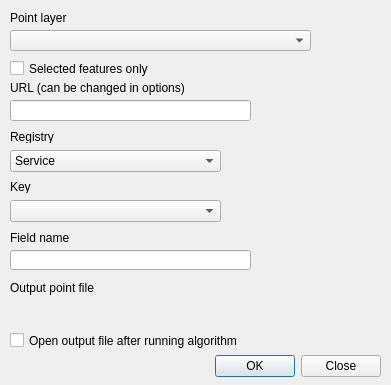
Before: the Qt Designer form GeoContextQGISPlugin_processing_dialog_base.ui in kartoza/GeoContextQGISPlugin, drawn with Qt 5.
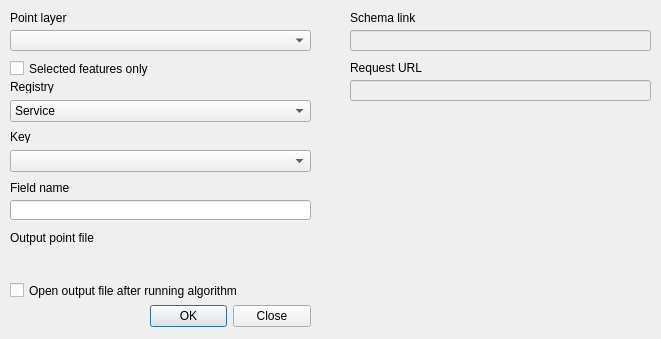
After: the same form once the commit is applied. Custom widgets are drawn as their Qt base class.

```diff
--- a/GeoContextQGISPlugin_processing_dialog_base.ui
+++ b/GeoContextQGISPlugin_processing_dialog_base.ui
@@ -6,8 +6,8 @@
    <rect>
     <x>0</x>
     <y>0</y>
-    <width>391</width>
-    <height>385</height>
+    <width>661</width>
+    <height>339</height>
    </rect>
   </property>
   <property name="windowTitle">
@@ -16,9 +16,9 @@
   <widget class="QDialogButtonBox" name="buttonBox">
    <property name="geometry">
     <rect>
-     <x>40</x>
-     <y>350</y>
-     <width>341</width>
+     <x>150</x>
+     <y>300</y>
+     <width>161</width>
      <height>32</height>
     </rect>
    </property>
@@ -69,7 +69,7 @@
    <property name="geometry">
     <rect>
      <x>10</x>
-     <y>300</y>
+     <y>250</y>
      <width>301</width>
      <height>27</height>
     </rect>
@@ -82,7 +82,7 @@
    <property name="geometry">
     <rect>
      <x>10</x>
-     <y>280</y>
+     <y>230</y>
      <width>101</width>
      <height>16</height>
     </rect>
@@ -95,7 +95,7 @@
    <property name="geometry">
     <rect>
      <x>10</x>
-     <y>330</y>
+     <y>280</y>
      <width>241</width>
      <height>21</height>
     </rect>
@@ -108,8 +108,8 @@
    <property name="geometry">
     <rect>
      <x>10</x>
-     <y>150</y>
-     <width>211</width>
+     <y>100</y>
+     <width>301</width>
      <height>22</height>
     </rect>
    </property>
@@ -133,7 +133,7 @@
    <property name="geometry">
     <rect>
      <x>10</x>
-     <y>130</y>
+     <y>80</y>
      <width>47</width>
      <height>13</height>
     </rect>
@@ -146,7 +146,7 @@
    <property name="geometry">
     <rect>
      <x>10</x>
-     <y>180</y>
+     <y>130</y>
      <width>47</width>
      <height>13</height>
     </rect>
@@ -159,18 +159,21 @@
    <property name="geometry">
     <rect>
      <x>10</x>
-     <y>200</y>
-     <width>211</width>
+     <y>150</y>
+     <width>301</width>
      <height>22</height>
     </rect>
    </property>
   </widget>
-  <widget class="QgsFilterLineEdit" name="lineUrl">
+  <widget class="QgsFilterLineEdit" name="lineSchema">
+   <property name="enabled">
+    <bool>false</bool>
+   </property>
    <property name="geometry">
     <rect>
-     <x>10</x>
-     <y>100</y>
-     <width>241</width>
+     <x>350</x>
+     <y>30</y>
+     <width>301</width>
      <height>21</height>
     </rect>
    </property>
@@ -184,22 +187,22 @@
   <widget class="QLabel" name="lblUrl">
    <property name="geometry">
     <rect>
-     <x>10</x>
-     <y>80</y>
+     <x>350</x>
+     <y>60</y>
      <width>241</width>
      <height>16</height>
     </rect>
    </property>
    <property name="text">
-    <string>URL (can be changed in options)</string>
+    <string>Request URL</string>
    </property>
   </widget>
   <widget class="QLineEdit" name="lineEditFieldName">
    <property name="geometry">
     <rect>
      <x>10</x>
-     <y>250</y>
-     <width>241</width>
+     <y>200</y>
+     <width>301</width>
      <height>20</height>
     </rect>
    </property>
@@ -208,7 +211,7 @@
    <property name="geometry">
     <rect>
      <x>10</x>
-     <y>230</y>
+     <y>180</y>
      <width>71</width>
      <height>16</height>
     </rect>
@@ -217,6 +220,35 @@
     <string>Field name</string>
    </property>
   </widget>
+  <widget class="QgsFilterLineEdit" name="lineUrl">
+   <property name="enabled">
+    <bool>false</bool>
+   </property>
+   <property name="geometry">
+    <rect>
+     <x>350</x>
+     <y>80</y>
+     <width>301</width>
+     <height>21</height>
+    </rect>
+   </property>
+   <property name="qgisRelation" stdset="0">
+    <string notr="true"/>
+   </property>
+  </widget>
+  <widget class="QLabel" name="label">
+   <property name="geometry">
+    <rect>
+     <x>350</x>
+     <y>10</y>
+     <width>71</width>
+     <height>16</height>
+    </rect>
+   </property>
+   <property name="text">
+    <string>Schema link</string>
+   </property>
+  </widget>
  </widget>
  <customwidgets>
   <customwidget>
```
